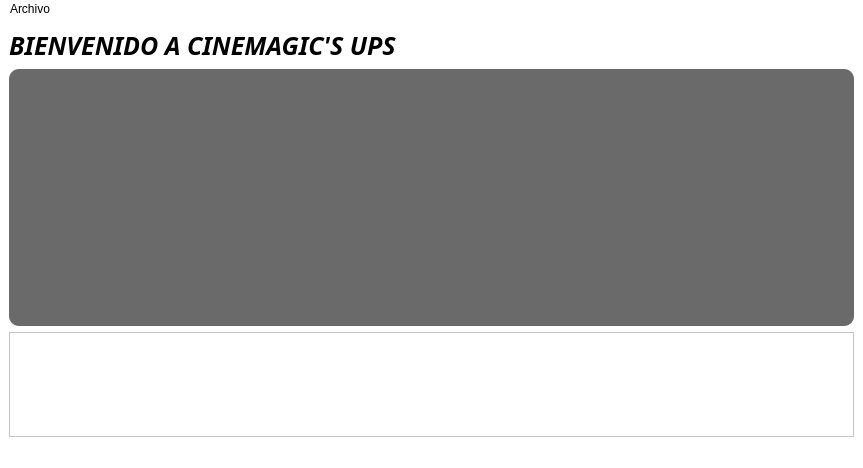
This is cine.ui in Santi-gdl/ProyectoCinep2 as Qt 5 draws it before an edit. The edited form follows.
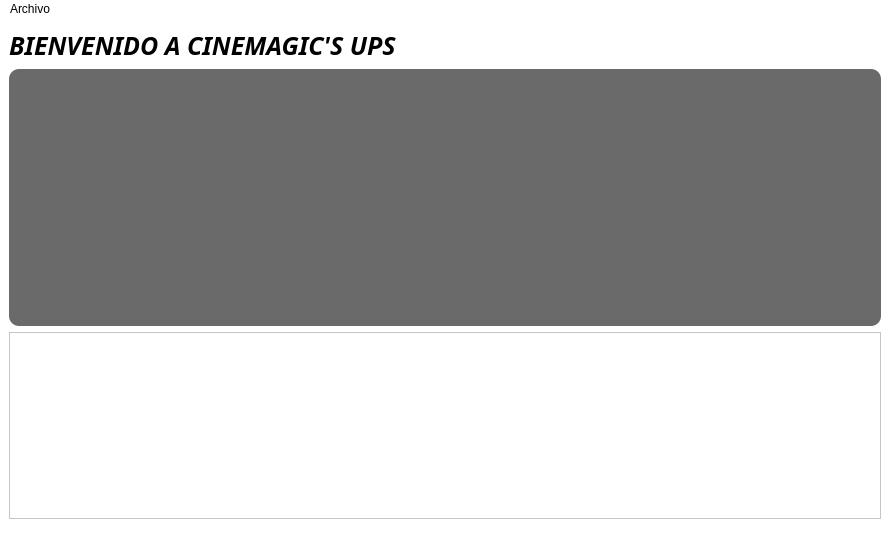
This is the edited form. Icons and pictures are not drawn.

Diff of the .ui file:
```diff
--- a/cine.ui
+++ b/cine.ui
@@ -6,8 +6,8 @@
    <rect>
     <x>0</x>
     <y>0</y>
-    <width>863</width>
-    <height>468</height>
+    <width>890</width>
+    <height>550</height>
    </rect>
   </property>
   <property name="maximumSize">
@@ -263,8 +263,8 @@
     <rect>
      <x>0</x>
      <y>0</y>
-     <width>863</width>
-     <height>26</height>
+     <width>890</width>
+     <height>22</height>
     </rect>
    </property>
    <widget class="QMenu" name="menuArchivo">
```
